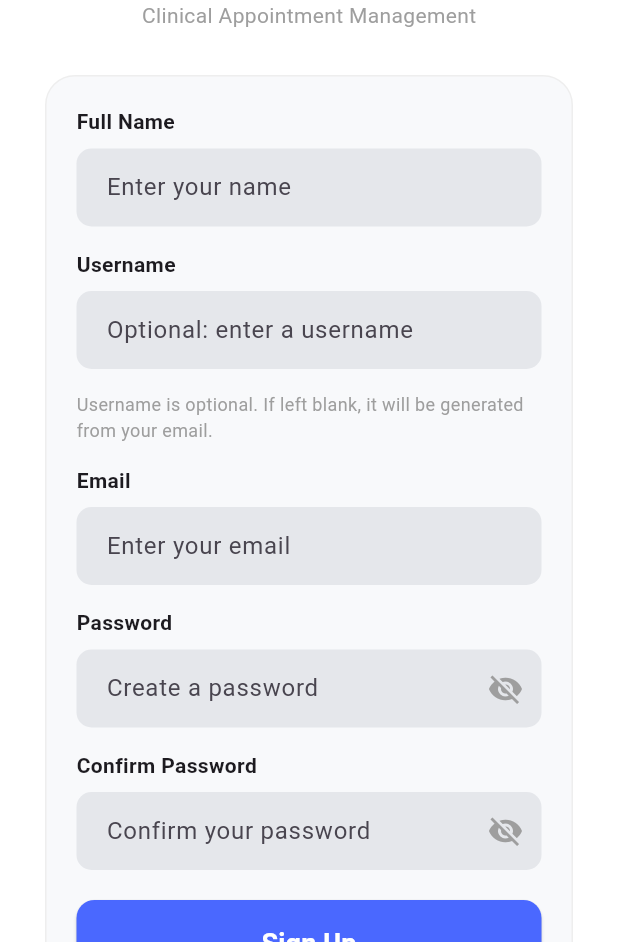
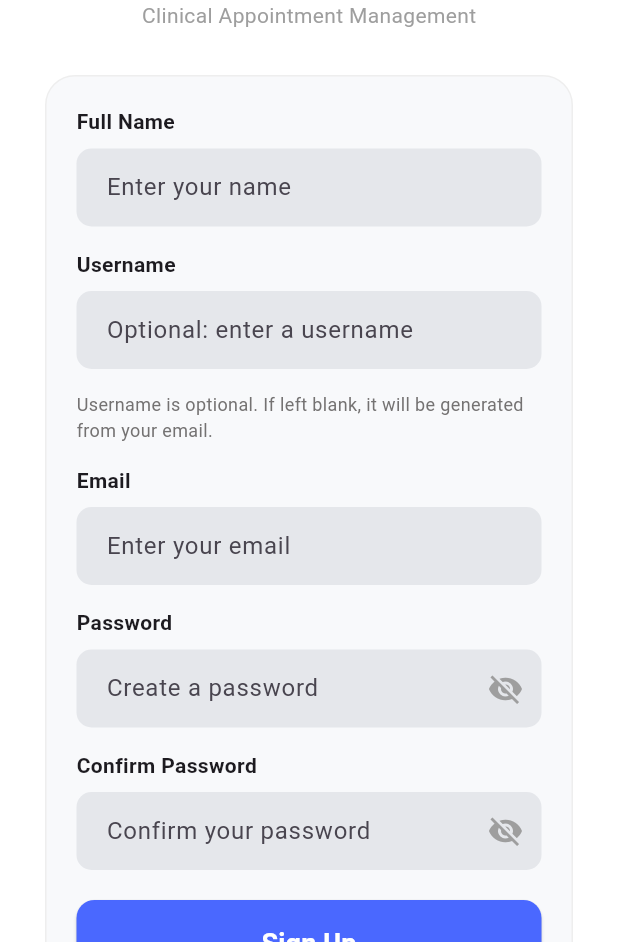
Before and after one commit to SelamawitMulat/MedLine_MobileAppProject2018, a Flutter app: the SignupScreen screen opened by its route, on a phone screen of 412 x 824 dp, the part 294-1236 px from its top. Run offline on Flutter 3.47's test engine with Material 3 defaults, Android fonts, the phone set to English and light mode, and no system bars; our stand-ins replace equatable, flutter_riverpod, go_router, sqflite, sqflite_common_ffi, table_calendar; accounts and stored records are empty.

Commit message:
update: signup

```diff
--- a/lib/features/auth/presentation/screens/signup_screen.dart
+++ b/lib/features/auth/presentation/screens/signup_screen.dart
@@ -149,7 +149,7 @@ class _SignupScreenState extends ConsumerState<SignupScreen> {
                       const SizedBox(height: 15),
                       const Text(
                         "Username is optional. If left blank, it will be generated from your email.",
-                        style: TextStyle(color: Colors.grey, fontSize: 12),
+                        style: TextStyle(color: Color.fromARGB(255, 116, 114, 114), fontSize: 12),
                       ),
                       const SizedBox(height: 15),
                       _inputLabel("Email"),
```
